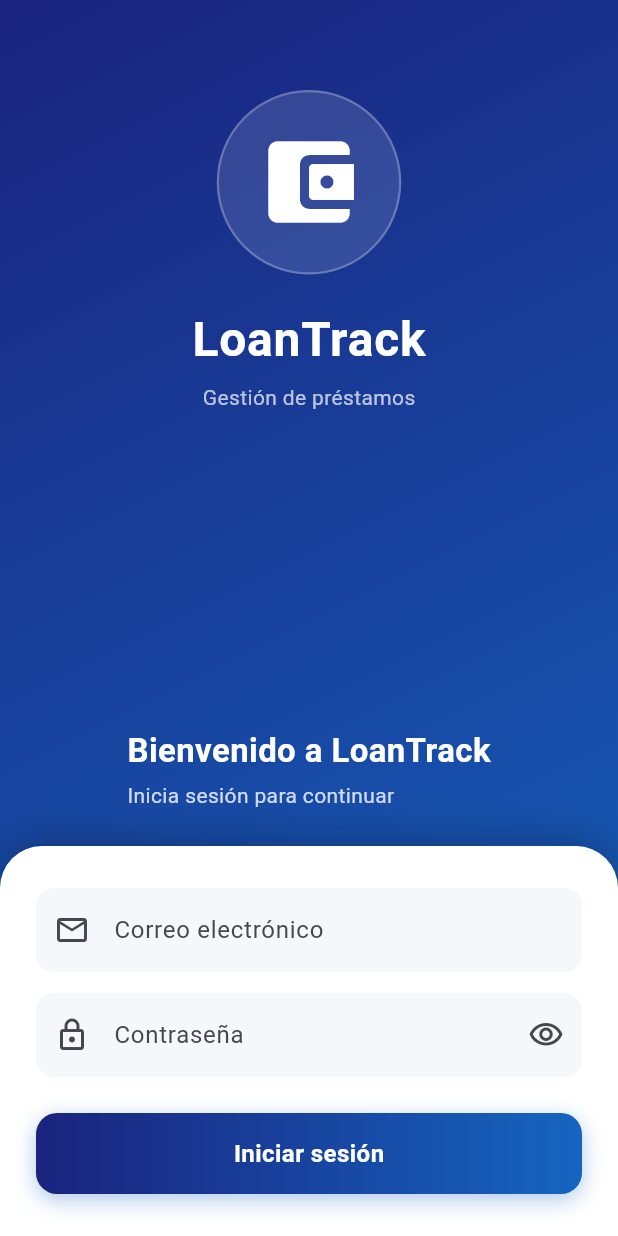
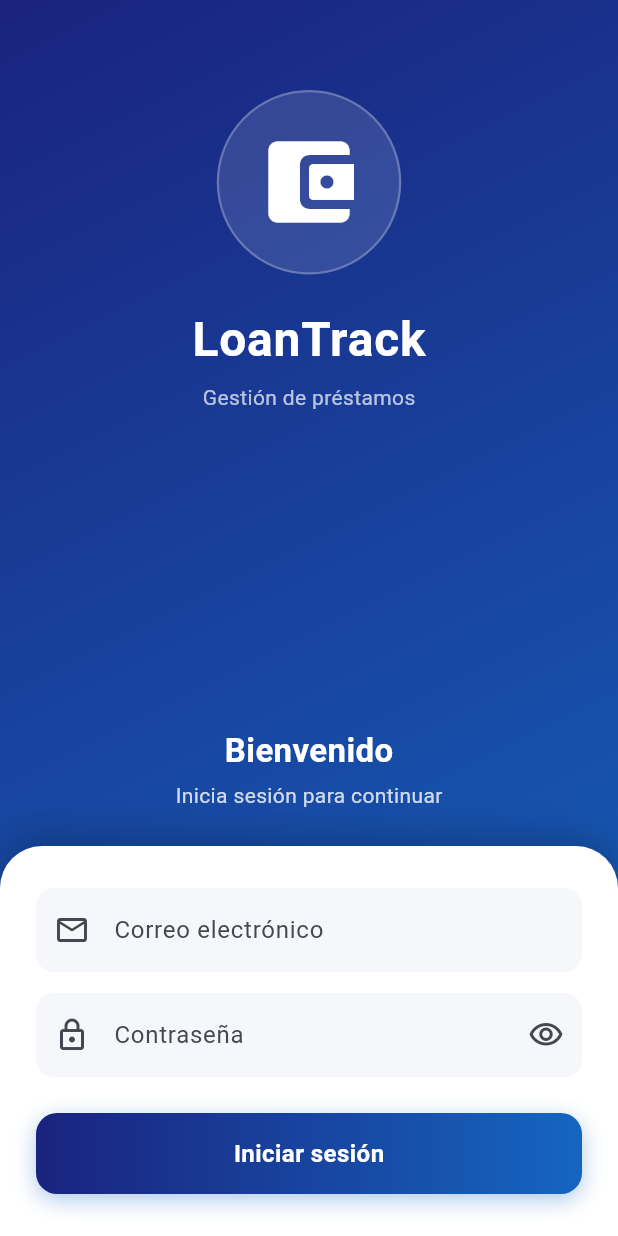
Before and after one commit to zeusCach/LoanTrack, a Flutter app: the screen it shows after launch, on a phone screen of 412 x 824 dp. Run offline on Flutter 3.47's test engine with Material 3 defaults, Android fonts, the phone set to English and light mode, and no system bars; our stand-ins replace cloud_firestore, equatable, firebase_auth, firebase_core, flutter_local_notifications, flutter_riverpod and 4 more; accounts and stored records are empty.

Commit message:
fix: improve alignment and text presentation on login screen
Co-authored-by: Copilot <copilot@github.com>

```diff
--- a/lib/features/auth/presentation/screens/login_screen.dart
+++ b/lib/features/auth/presentation/screens/login_screen.dart
@@ -133,8 +133,8 @@ class _LoginScreenState extends ConsumerState<LoginScreen>
 
   Widget _buildSplashContent() {
     final centerOffset = _showLogin
-        ? Alignment.lerp(Alignment.center, Alignment.topCenter,
-            _loginSlide.value)!
+        ? Alignment.lerp(
+            Alignment.center, Alignment.topCenter, _loginSlide.value)!
         : Alignment.center;
 
     return Align(
@@ -207,10 +207,10 @@ class _LoginScreenState extends ConsumerState<LoginScreen>
               Padding(
                 padding: const EdgeInsets.fromLTRB(24, 0, 24, 24),
                 child: Column(
-                  crossAxisAlignment: CrossAxisAlignment.start,
+                  crossAxisAlignment: CrossAxisAlignment.center,
                   children: [
                     const Text(
-                      'Bienvenido a LoanTrack',
+                      'Bienvenido',
                       style: TextStyle(
                         color: Colors.white,
                         fontSize: 22,
@@ -272,8 +272,7 @@ class _LoginScreenState extends ConsumerState<LoginScreen>
                 ),
                 focusedBorder: OutlineInputBorder(
                   borderRadius: BorderRadius.circular(12),
-                  borderSide: const BorderSide(
-                      color: _gradientEnd, width: 1.5),
+                  borderSide: const BorderSide(color: _gradientEnd, width: 1.5),
                 ),
               ),
               validator: (v) {
@@ -297,8 +296,7 @@ class _LoginScreenState extends ConsumerState<LoginScreen>
                 ),
                 focusedBorder: OutlineInputBorder(
                   borderRadius: BorderRadius.circular(12),
-                  borderSide: const BorderSide(
-                      color: _gradientEnd, width: 1.5),
+                  borderSide: const BorderSide(color: _gradientEnd, width: 1.5),
                 ),
                 suffixIcon: IconButton(
                   icon: Icon(_obscurePassword
```
